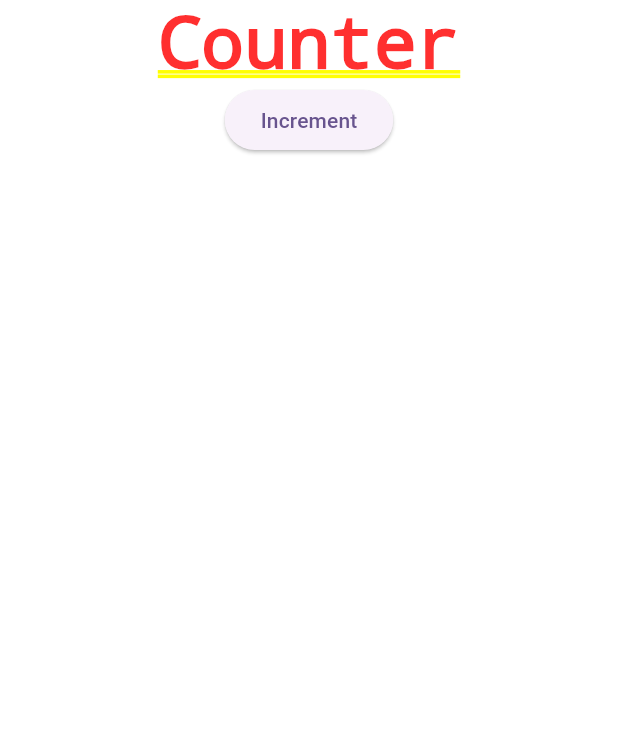
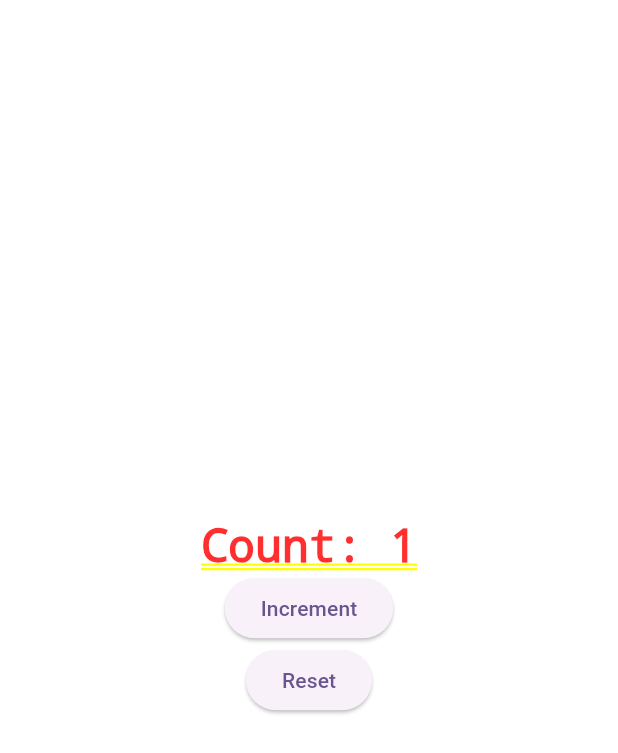
Before and after one commit to jenn-jk/counter, a Flutter app: the screen it shows after launch, after a tap on "Increment", on a phone screen of 412 x 824 dp. Shown: the top 753 px of the screen. Run offline on Flutter 3.47's test engine with Material 3 defaults, Android fonts, the phone set to English and light mode, and no system bars.

Commit message:
created the first provider and consumer

```diff
--- a/lib/main.dart
+++ b/lib/main.dart
@@ -1,8 +1,16 @@
+import 'package:counter/providers/CounterModel.dart';
 import 'package:flutter/material.dart';
 import 'package:provider/provider.dart';
 
 void main() {
-  runApp(const MyApp());
+  runApp(
+    ChangeNotifierProvider(
+      create: (context) {
+        return CounterModel();
+      },
+      child: const MyApp(),
+    ),
+  );
 }
 
 class MyApp extends StatelessWidget {
@@ -31,11 +39,35 @@ class CounterApp extends StatefulWidget {
 class _CounterAppState extends State<CounterApp> {
   @override
   Widget build(BuildContext context) {
-    return Column(
-      children: [
-        Text("Counter"),
-        ElevatedButton(onPressed: () {}, child: Text("Increment")),
-      ],
+    return Consumer<CounterModel>(
+      builder: (BuildContext context, CounterModel value, Widget? child) {
+        return Column(
+          mainAxisAlignment: MainAxisAlignment.center,
+          children: [
+            Padding(
+              padding: EdgeInsets.all(25),
+              child: Column(
+                children: [
+                  Text("Count: ${value.count}", style: TextStyle(fontSize: 30)),
+                  ElevatedButton(
+                    onPressed: () {
+                      value.increment();
+                    },
+                    child: Text("Increment"),
+                  ),
+
+                  ElevatedButton(
+                    onPressed: () {
+                      value.reset();
+                    },
+                    child: Text("Reset"),
+                  ),
+                ],
+              ),
+            ),
+          ],
+        );
+      },
     );
   }
 }
--- /dev/null
+++ b/lib/providers/CounterModel.dart
@@ -0,0 +1,24 @@
+import 'package:flutter/material.dart';
+
+class CounterModel extends ChangeNotifier {
+  // properties
+  int _count = 0;
+
+  // getter
+  int get count => _count;
+
+  // methods
+  void increment() {
+    _count++;
+    notifyListeners();
+  }
+
+  set count(int val) {
+    _count = val;
+  }
+
+  void reset() {
+    _count = 0;
+    notifyListeners();
+  }
+}
```
